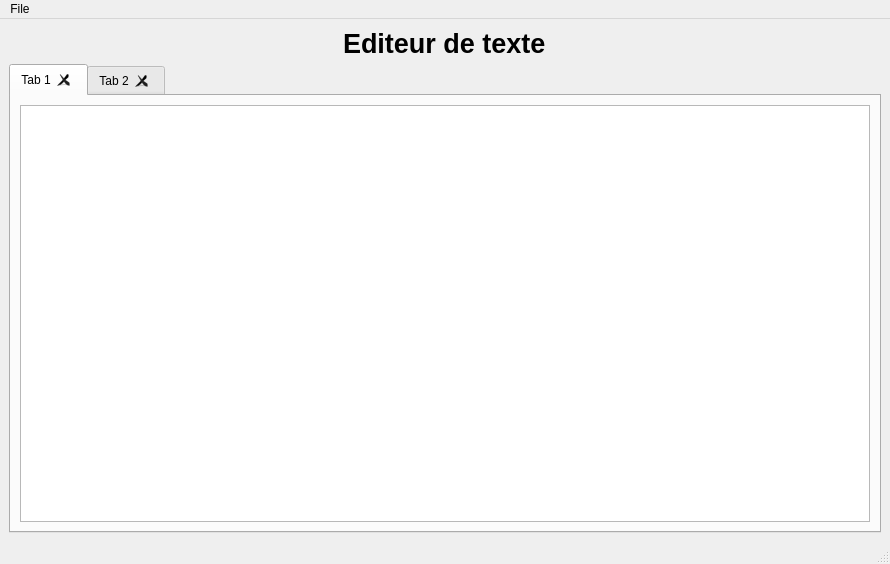
The window that mainwindow.ui (dicesare/textEditor) describes before a commit, drawn with Qt 5.
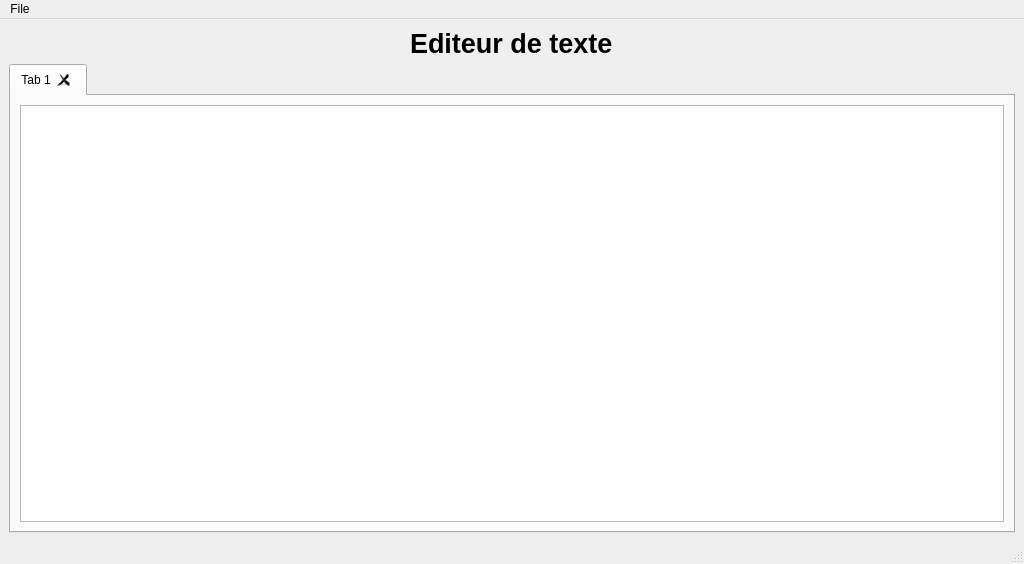
The same window after the commit.

The edit to the form file:
```diff
--- a/mainwindow.ui
+++ b/mainwindow.ui
@@ -6,7 +6,7 @@
    <rect>
     <x>0</x>
     <y>0</y>
-    <width>890</width>
+    <width>1024</width>
     <height>564</height>
    </rect>
   </property>
@@ -56,6 +56,12 @@
       </item>
       <item>
        <widget class="QTabWidget" name="tabWidgetEditor">
+        <property name="minimumSize">
+         <size>
+          <width>0</width>
+          <height>0</height>
+         </size>
+        </property>
         <property name="baseSize">
          <size>
           <width>300</width>
@@ -68,7 +74,16 @@
         <property name="tabsClosable">
          <bool>true</bool>
         </property>
-        <widget class="QWidget" name="tab">
+        <widget class="QWidget" name="editTab">
+         <property name="enabled">
+          <bool>true</bool>
+         </property>
+         <property name="minimumSize">
+          <size>
+           <width>1000</width>
+           <height>0</height>
+          </size>
+         </property>
          <attribute name="title">
           <string>Tab 1</string>
          </attribute>
@@ -78,16 +93,6 @@
           </item>
          </layout>
         </widget>
-        <widget class="QWidget" name="tab_2">
-         <attribute name="title">
-          <string>Tab 2</string>
-         </attribute>
-         <layout class="QVBoxLayout" name="verticalLayout_2">
-          <item>
-           <widget class="QTextEdit" name="windowDisplayText_2"/>
-          </item>
-         </layout>
-        </widget>
        </widget>
       </item>
      </layout>
@@ -99,7 +104,7 @@
     <rect>
      <x>0</x>
      <y>0</y>
-     <width>890</width>
+     <width>1024</width>
      <height>23</height>
     </rect>
    </property>
```
Left out of the diff: 21 changed lines with no effect on the pictures.
